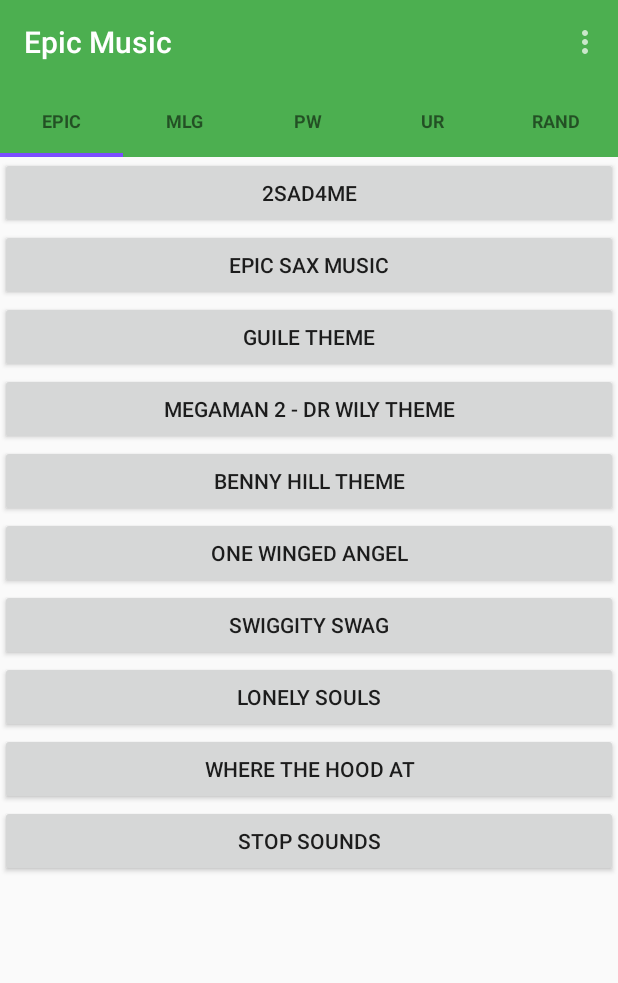
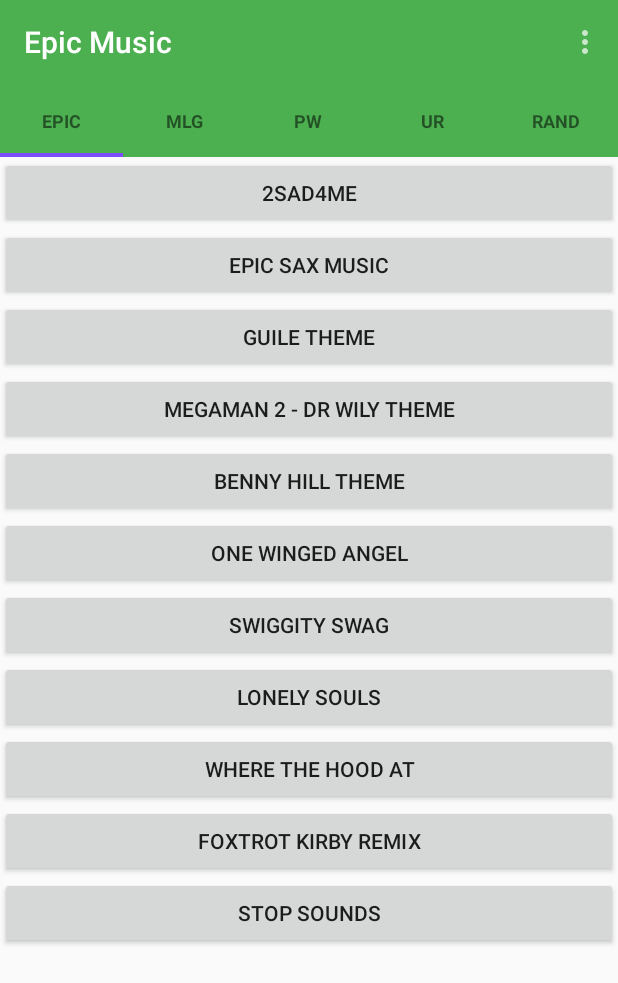
Before and after one commit to khoax123/SSBSB, an Android app: the screen it shows after launch (MainActivity), on a phone screen of 412 x 824 dp. Shown: the top 983 px of the screen. Run offline under Robolectric (Android 15) with nearby library versions, the phone set to English and light mode, and no system bars.

Commit message:
Added Kirby Remix

```diff
--- a/app/src/main/res/layout/fragment_epic.xml
+++ b/app/src/main/res/layout/fragment_epic.xml
@@ -82,10 +82,18 @@
                 android:text="Where the Hood at" />
 
             <Button
+                android:id="@+id/kirby_remix"
+                android:layout_width="match_parent"
+                android:layout_height="wrap_content"
+                android:layout_below="@+id/where_the_hood_at"
+                android:layout_weight="1"
+                android:text="Foxtrot Kirby remix" />
+
+            <Button
                 android:id="@+id/stopper1"
                 android:layout_width="match_parent"
                 android:layout_height="wrap_content"
-                android:layout_below="@+id/where_the_hood_at"
+                android:layout_below="@+id/kirby_remix"
                 android:layout_weight="1"
                 android:text="Stop Sounds" />
 
```
Also changed, not shown: app/src/main/java/com/khoax123/ssbsb/Epic.java (+15 -0 lines).
